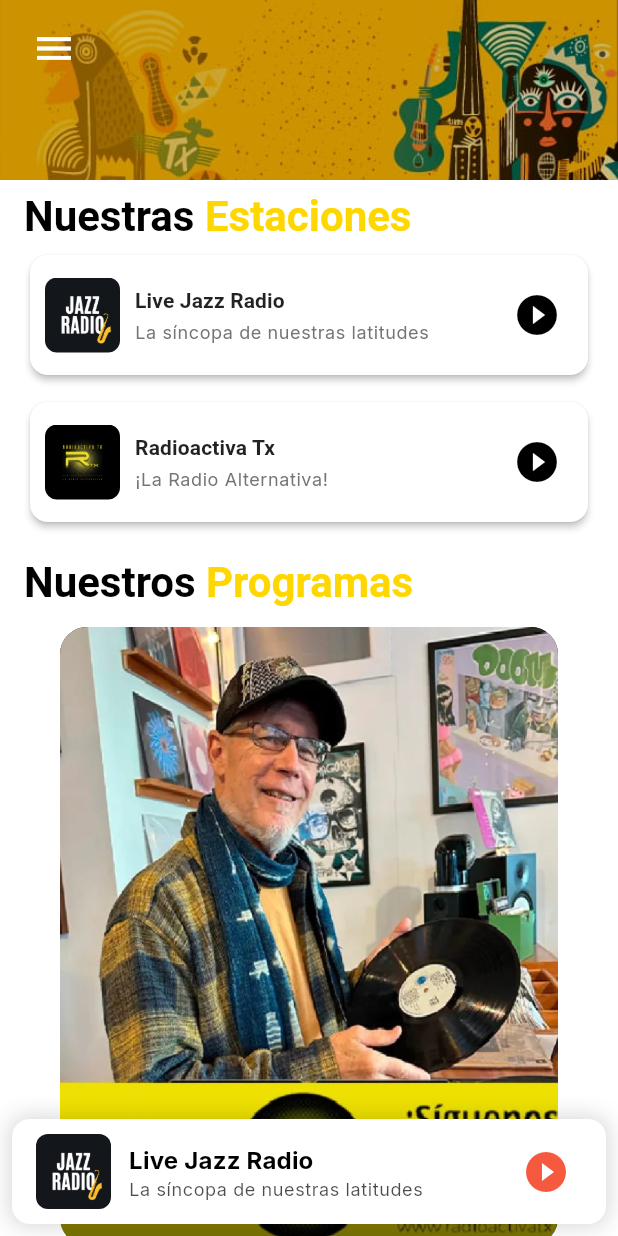
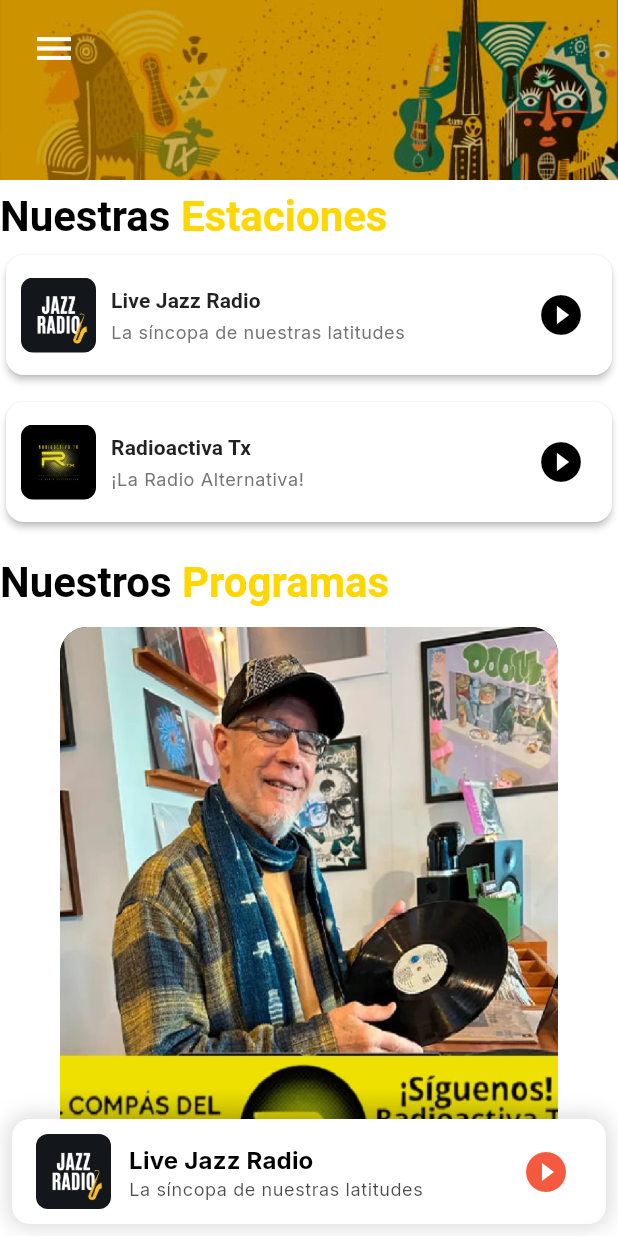
Before and after one commit to Droid636/mi_radio1, a Flutter app: the screen it shows after launch, on a phone screen of 412 x 824 dp. Run offline on Flutter 3.47's test engine with Material 3 defaults, Android fonts, the phone set to English and light mode, and no system bars; drawn by our look-alikes of carousel_slider; our stand-ins replace audio_service, google_fonts, just_audio, share_plus, shared_preferences; missing offline and left inert: audio_session.

Commit message:
bordes de los laos

```diff
--- a/lib/screens/home_screen.dart
+++ b/lib/screens/home_screen.dart
@@ -543,7 +543,7 @@
                     child: ConstrainedBox(
                       constraints: BoxConstraints(maxWidth: 600),
                       child: Padding(
-                        padding: const EdgeInsets.symmetric(horizontal: 16.0),
+                        padding: EdgeInsets.zero,
                         child: Column(
                           crossAxisAlignment: CrossAxisAlignment.start,
                           children: [
--- a/lib/widgets/program_carousel.dart
+++ b/lib/widgets/program_carousel.dart
@@ -215,6 +215,7 @@
 
   @override
   Widget build(BuildContext context) {
+    final double screenHeight = MediaQuery.of(context).size.height;
     return CarouselSlider(
       items: programs
           .map(
@@ -225,12 +226,12 @@
           )
           .toList(),
       options: CarouselOptions(
-        height: 420,
+        height: screenHeight * 0.48,
         enlargeCenterPage: true,
         autoPlay: false,
         aspectRatio: 1.0,
         enableInfiniteScroll: false,
-        viewportFraction: 0.95,
+        viewportFraction: 1.0,
       ),
     );
   }
```
